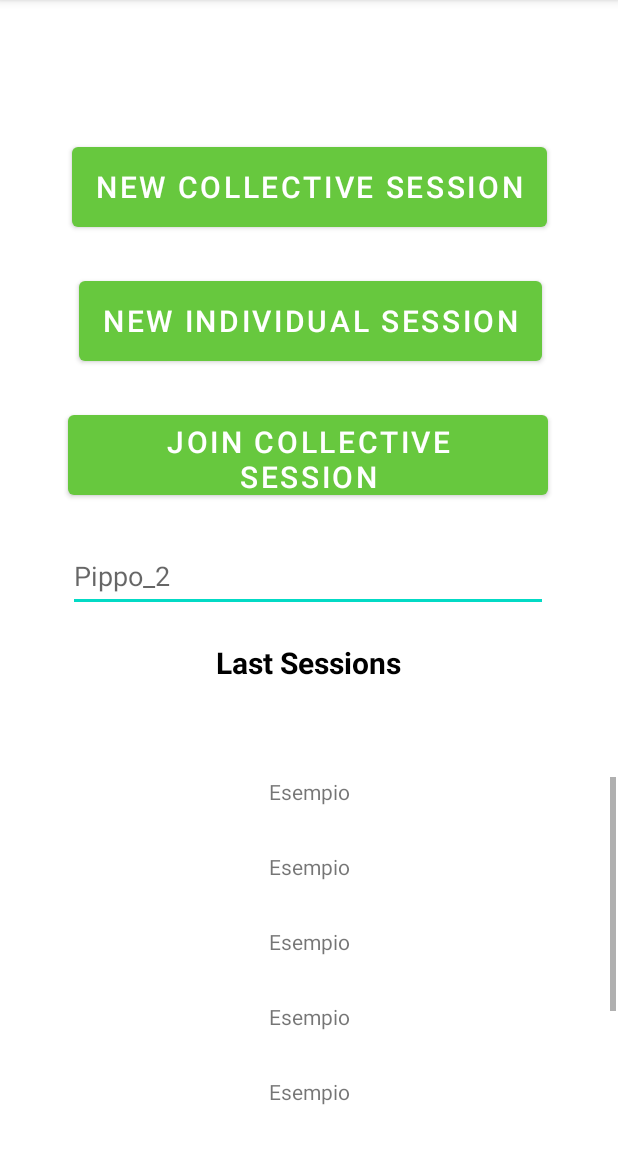
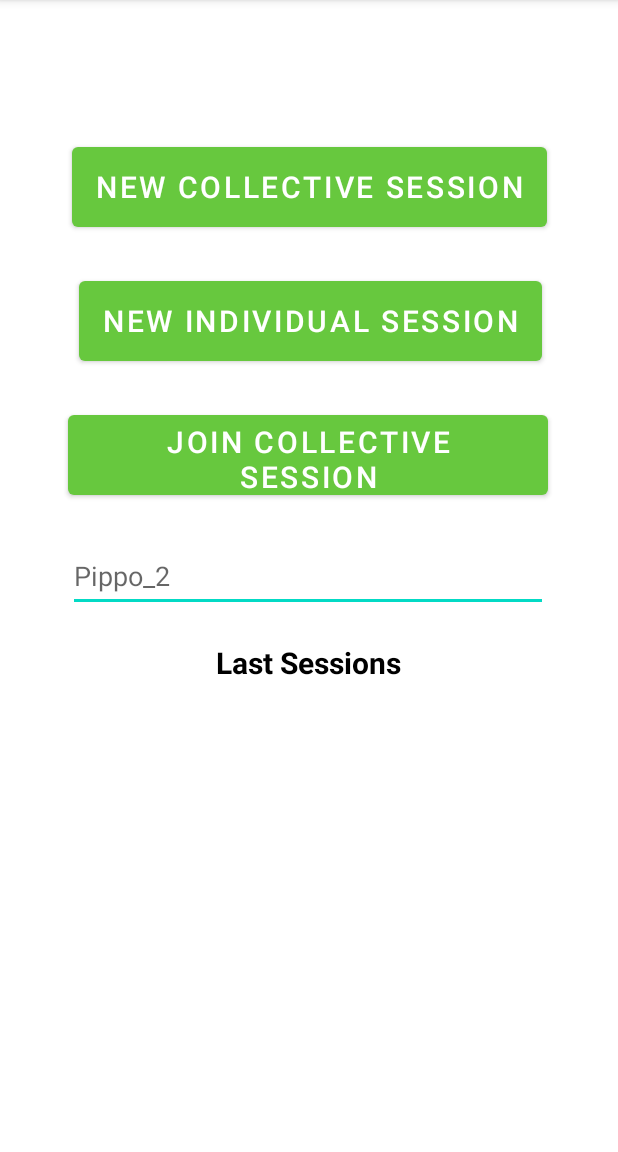
Before and after one commit to CarmeloAparo/TrainingStat, an Android app: the screen it shows after launch (MenuActivity), after a tap on "CONFIRM", on a phone screen of 412 x 824 dp, the part 84-1236 px from its top. Run offline under Robolectric (Android 15) with nearby library versions, the phone set to English and light mode, and no system bars; our stand-ins replace Firebase (no records; nobody signed in at launch, a user with empty details on screens opened directly).

Commit message:
Introduced a dynamic list of buttons that represents the past sessions of the users

```diff
--- a/TrainingStat/app/src/main/java/it/unipi/dii/trainingstat/gui/MenuActivity.java
+++ b/TrainingStat/app/src/main/java/it/unipi/dii/trainingstat/gui/MenuActivity.java
@@ -2,12 +2,17 @@ package it.unipi.dii.trainingstat.gui;
 
 import android.content.Intent;
 import android.os.Bundle;
+import android.util.Log;
 import android.view.View;
+import android.widget.Button;
 import android.widget.EditText;
+import android.widget.LinearLayout;
 import android.widget.TextView;
 import android.widget.Toast;
 
 import androidx.appcompat.app.AppCompatActivity;
+
+import java.util.Map;
 
 import it.unipi.dii.trainingstat.R;
 import it.unipi.dii.trainingstat.SessionActivity;
@@ -24,13 +29,20 @@ public class MenuActivity extends AppCompatActivity {
         setContentView(R.layout.activity_menu);
 
         Intent i = getIntent();
-        //Username = i.getStringExtra("username");
         user = (User) i.getSerializableExtra("User");
         TextView UsernameTextView = findViewById(R.id.menuUsernameTV);
         UsernameTextView.setText(user.getUsername());
         Username = user.getUsername();
-        // TODO recuperare lista last sessions se presente
-
+        int id = 0;
+        for (Map<String, String> session : user.getPastSessions()) {
+            Button button = new Button(this);
+            button.setText(session.get("startDate"));
+            button.setId(id);
+            button.setOnClickListener(pastSessionsButtonListener);
+            LinearLayout linearLayout = findViewById(R.id.pastSessionsLayout);
+            linearLayout.addView(button);
+            id++;
+        }
     }
 
     public void newCollectiveSessionButtonClicked(View v) {
@@ -74,5 +86,14 @@ public class MenuActivity extends AppCompatActivity {
         }
     }
 
+    private View.OnClickListener pastSessionsButtonListener = new View.OnClickListener() {
+        @Override
+        public void onClick(View v) {
+            /*TODO:
+            *   Sulla base di quale bottone è stato cliccato prelevare i dati della sessione dal DB
+            *   ed avviare l'activity che mostra i risultati
+            * */
+        }
+    };
 
 }
--- a/TrainingStat/app/src/main/res/layout/activity_menu.xml
+++ b/TrainingStat/app/src/main/res/layout/activity_menu.xml
@@ -88,72 +88,18 @@
     <ScrollView
         android:layout_width="409dp"
         android:layout_height="250dp"
+        android:layout_marginTop="50dp"
         android:visibility="visible"
         app:layout_constraintBottom_toBottomOf="parent"
         app:layout_constraintEnd_toEndOf="parent"
-        app:layout_constraintStart_toStartOf="parent">
+        app:layout_constraintStart_toStartOf="parent"
+        app:layout_constraintTop_toBottomOf="@+id/menuLastSessionsTV">
 
         <LinearLayout
+            android:id="@+id/pastSessionsLayout"
             android:layout_width="match_parent"
             android:layout_height="wrap_content"
-            android:orientation="vertical">
-
-            <TextView
-                android:id="@+id/textView8"
-                android:layout_width="match_parent"
-                android:layout_height="50dp"
-                android:text="Esempio"
-                android:textAlignment="center" />
-
-            <TextView
-                android:id="@+id/textView7"
-                android:layout_width="match_parent"
-                android:layout_height="50dp"
-                android:text="Esempio"
-                android:textAlignment="center" />
-
-            <TextView
-                android:id="@+id/textView6"
-                android:layout_width="match_parent"
-                android:layout_height="50dp"
-                android:text="Esempio"
-                android:textAlignment="center" />
-
-            <TextView
-                android:id="@+id/textView5"
-                android:layout_width="match_parent"
-                android:layout_height="50dp"
-                android:text="Esempio"
-                android:textAlignment="center" />
-
-            <TextView
-                android:id="@+id/textView4"
-                android:layout_width="match_parent"
-                android:layout_height="50dp"
-                android:text="Esempio"
-                android:textAlignment="center" />
-
-            <TextView
-                android:id="@+id/textView3"
-                android:layout_width="match_parent"
-                android:layout_height="50dp"
-                android:text="Esempio"
-                android:textAlignment="center" />
-
-            <TextView
-                android:id="@+id/textView2"
-                android:layout_width="match_parent"
-                android:layout_height="50dp"
-                android:text="Esempio"
-                android:textAlignment="center" />
-
-            <TextView
-                android:id="@+id/textView"
-                android:layout_width="match_parent"
-                android:layout_height="50dp"
-                android:text="Esempio"
-                android:textAlignment="center" />
-        </LinearLayout>
+            android:orientation="vertical" />
     </ScrollView>
 
 
```
